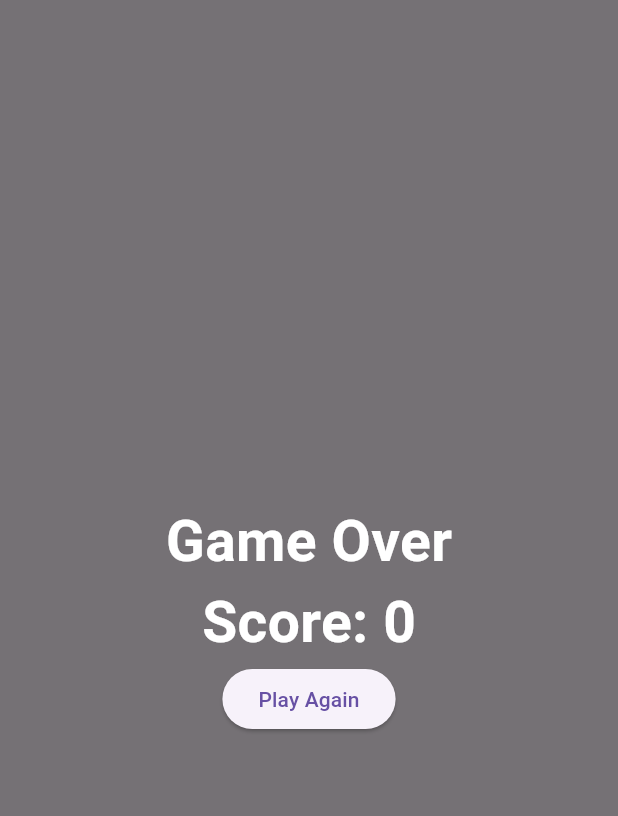
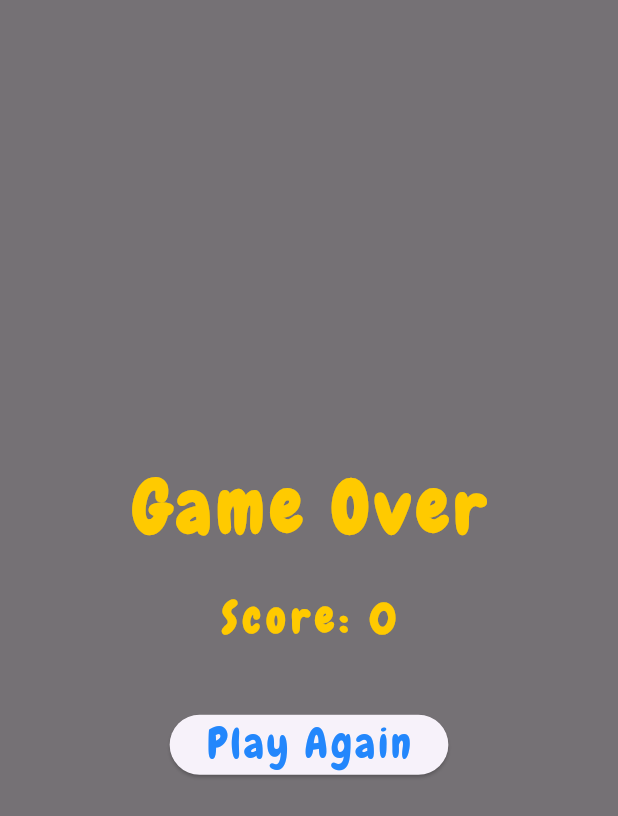
Before and after one commit to NoMercy235/flappy_dash, a Flutter app: the GameOverWidget widget shown alone on an empty page, opened directly, after a tap on "Play Again", on a phone screen of 412 x 824 dp. Shown: the top 816 px of the screen. Run offline on Flutter 3.47's test engine with Material 3 defaults, Android fonts, the phone set to English and light mode, and no system bars; our stand-ins replace equatable, flutter_animate, flutter_bloc; missing offline and left inert: flame, flame_bloc.

Commit message:
feat: improving UI and refactoring

```diff
--- a/lib/bloc/game/game_state.dart
+++ b/lib/bloc/game/game_state.dart
@@ -26,4 +26,10 @@ enum PlayingState {
   playing,
   paused,
   gameOver,
+  ;
+
+  bool get isPlaying => this == PlayingState.playing;
+  bool get isGameOver => this == PlayingState.gameOver;
+  bool get isIdle => this == PlayingState.none;
+  bool get isPaused => this == PlayingState.paused;
 }
--- a/lib/components/dash.dart
+++ b/lib/components/dash.dart
@@ -45,7 +45,7 @@ class Dash extends PositionComponent
   @override
   void updateForPlayable(double dt) {
     _velocity += Constants.gravity * dt;
-    position += _velocity;
+    position += _velocity * dt;
   }
 
   @override
--- a/lib/extensions/is_playable.dart
+++ b/lib/extensions/is_playable.dart
@@ -5,7 +5,7 @@ import 'package:flappy_dash/bloc/game/game_cubit.dart';
 mixin IsPlayable on FlameBlocReader<GameCubit, GameState>, Component {
   @override
   void update(double dt) {
-    if (bloc.state.currentPlayingState != PlayingState.playing) {
+    if (!bloc.state.currentPlayingState.isPlaying) {
       return;
     }
     updateForPlayable(dt);
--- a/lib/main.dart
+++ b/lib/main.dart
@@ -1,5 +1,6 @@
 import 'package:flappy_dash/bloc/game/game_cubit.dart';
 import 'package:flappy_dash/main_page.dart';
+import 'package:flappy_dash/utils/constants.dart';
 import 'package:flutter/material.dart';
 import 'package:flutter_bloc/flutter_bloc.dart';
 
@@ -14,9 +15,10 @@ class MyApp extends StatelessWidget {
   Widget build(BuildContext context) {
     return BlocProvider(
       create: (context) => GameCubit(),
-      child: const MaterialApp(
+      child: MaterialApp(
         title: 'Flappy Dash',
         home: MainPage(),
+        theme: ThemeData(fontFamily: Constants.ui.fonts.mainFont),
       ),
     );
   }
--- a/lib/main_page.dart
+++ b/lib/main_page.dart
@@ -3,6 +3,7 @@ import 'package:flappy_dash/bloc/game/game_cubit.dart';
 import 'package:flappy_dash/flappy_dash_game.dart';
 import 'package:flappy_dash/widgets/game_over.dart';
 import 'package:flappy_dash/widgets/press_to_start.dart';
+import 'package:flappy_dash/widgets/score_display.dart';
 import 'package:flutter/material.dart';
 import 'package:flutter_bloc/flutter_bloc.dart';
 
@@ -44,10 +45,10 @@ class _MainPageState extends State<MainPage> {
           body: Stack(
             children: [
               GameWidget(game: _flappyDashGame),
-              if (state.currentPlayingState == PlayingState.gameOver)
-                GameOverWidget(),
-              if (state.currentPlayingState == PlayingState.none)
-                PressToStart(),
+              if (state.currentPlayingState.isGameOver) GameOverWidget(),
+              if (state.currentPlayingState.isIdle) PressToStart(),
+              if (state.currentPlayingState.isPlaying)
+                ScoreDisplay(score: state.currentScore),
             ],
           ),
         );
--- a/lib/utils/constants.dart
+++ b/lib/utils/constants.dart
@@ -1,18 +1,19 @@
 // ignore_for_file: library_private_types_in_public_api
 
 import 'package:flame/components.dart';
+import 'package:flutter/material.dart';
 
 class Constants {
   // Debug
-  static bool isDebugMode = true;
+  static bool isDebugMode = false;
   static bool suspendDash = false;
   static bool isGodMode = false;
   static double cameraZoomInDebug = 0.65;
 
   // Speeds
-  static Vector2 gravity = Vector2(0, 35);
-  static Vector2 jumpForce = Vector2(0, -11);
-  static const double pipeSpeed = -150;
+  static Vector2 gravity = Vector2(0, 1400);
+  static Vector2 jumpForce = Vector2(0, -500);
+  static const double pipeSpeed = -180;
   static _ParallaxSpeed parallaxSpeed = _ParallaxSpeed();
 
   // Sizes
@@ -21,10 +22,7 @@ class Constants {
   static _CamSize camSize = _CamSize();
   static _PlayerSize playerSize = _PlayerSize();
 
-  // UI
-  static const double fontSizeSmall = 28;
-  static const double fontSize = 38;
-
+  static _UI ui = _UI();
   static _Files files = _Files();
 
   static double pipeOutOfPlayXBoundary = -400;
@@ -61,3 +59,36 @@ class _ParallaxSpeed {
   Vector2 baseVelocity = Vector2(1, 0);
   Vector2 velocityMultiplierDelta = Vector2(1.7, 0);
 }
+
+class _UI {
+  double backgroundSigmaFilter = 2;
+  double menuItemsSpacing = 20;
+
+  double paddingNormal = 24;
+
+  _Fonts fonts = _Fonts();
+  _Colors colors = _Colors();
+  _Animations animations = _Animations();
+}
+
+class _Fonts {
+  double letterSpacingSmall = 2;
+  double letterSpacing = 4;
+  String mainFont = 'Chewy';
+
+  double sizeSmall = 28;
+  double sizeNormal = 38;
+  double sizeLarge = 48;
+}
+
+class _Colors {
+  Color mainText = Color(0Xff2387fc);
+  Color secondaryText = Color(0xffffca00);
+  Color bgLayer = Colors.black54;
+}
+
+class _Animations {
+  double scaleAnimationBegin = 1.0;
+  double scaleAnimationEnd = 1.2;
+  Duration scaleAnimationDuration = Duration(seconds: 1);
+}
--- a/lib/widgets/game_over.dart
+++ b/lib/widgets/game_over.dart
@@ -1,3 +1,5 @@
+import 'dart:ui';
+
 import 'package:flappy_dash/bloc/game/game_cubit.dart';
 import 'package:flappy_dash/utils/constants.dart';
 import 'package:flutter/material.dart';
@@ -10,30 +12,45 @@ class GameOverWidget extends StatelessWidget {
   Widget build(BuildContext context) {
     final gameCubit = BlocProvider.of<GameCubit>(context);
 
-    return Container(
+    return BackdropFilter(
+      filter: ImageFilter.blur(
+        sigmaX: Constants.ui.backgroundSigmaFilter,
+        sigmaY: Constants.ui.backgroundSigmaFilter,
+      ),
+      child: Container(
         color: Colors.black54,
         child: Center(
           child: Column(
             mainAxisSize: MainAxisSize.min,
+            spacing: Constants.ui.menuItemsSpacing,
             children: [
-            const Text(
+              Text(
                 'Game Over',
                 style: TextStyle(
-                color: Colors.white,
+                  color: Constants.ui.colors.secondaryText,
                   fontWeight: FontWeight.bold,
-                fontSize: Constants.fontSize,
+                  fontSize: Constants.ui.fonts.sizeLarge,
+                  letterSpacing: Constants.ui.fonts.letterSpacing,
                 ),
               ),
               Text(
                 'Score: ${gameCubit.state.currentScore}',
                 style: TextStyle(
-                color: Colors.white,
+                  color: Constants.ui.colors.secondaryText,
                   fontWeight: FontWeight.bold,
-                fontSize: Constants.fontSize,
+                  fontSize: Constants.ui.fonts.sizeSmall,
+                  letterSpacing: Constants.ui.fonts.letterSpacing,
                 ),
               ),
+              const SizedBox(),
               ElevatedButton(
-              child: Text("Play Again"),
+                child: Text(
+                  "Play Again",
+                  style: TextStyle(
+                      color: Constants.ui.colors.mainText,
+                      letterSpacing: Constants.ui.fonts.letterSpacingSmall,
+                      fontSize: Constants.ui.fonts.sizeSmall),
+                ),
                 onPressed: () {
                   gameCubit.reset();
                 },
@@ -41,6 +58,7 @@ class GameOverWidget extends StatelessWidget {
             ],
           ),
         ),
+      ),
     );
   }
 }
--- a/lib/widgets/press_to_start.dart
+++ b/lib/widgets/press_to_start.dart
@@ -1,5 +1,6 @@
 import 'package:flappy_dash/utils/constants.dart';
 import 'package:flutter/material.dart';
+import 'package:flutter_animate/flutter_animate.dart';
 
 class PressToStart extends StatelessWidget {
   const PressToStart({super.key});
@@ -9,15 +10,26 @@ class PressToStart extends StatelessWidget {
     return IgnorePointer(
       child: Align(
         alignment: Alignment.center,
-        child: const Text(
+        child: Text(
           'Tap to start',
           style: TextStyle(
-            color: Colors.black,
+            color: Constants.ui.colors.mainText,
             fontWeight: FontWeight.bold,
-            fontSize: Constants.fontSizeSmall,
+            fontSize: Constants.ui.fonts.sizeSmall,
+            letterSpacing: Constants.ui.fonts.letterSpacing,
           ),
         ),
-      ),
+      )
+          .animate(
+            onPlay: (ctrl) => ctrl.repeat(reverse: true),
+          )
+          .scale(
+            begin: Offset(Constants.ui.animations.scaleAnimationBegin,
+                Constants.ui.animations.scaleAnimationBegin),
+            end: Offset(Constants.ui.animations.scaleAnimationEnd,
+                Constants.ui.animations.scaleAnimationEnd),
+            duration: Constants.ui.animations.scaleAnimationDuration,
+          ),
     );
   }
 }
```
Also changed, not shown: lib/components/flappy_dash_root.dart (+0 -29 lines), lib/widgets/score_display.dart (added, +28 -0 lines), pubspec.yaml (+5 -25 lines), pubspec.lock. Lines whose indentation alone changed are shown as unchanged.
